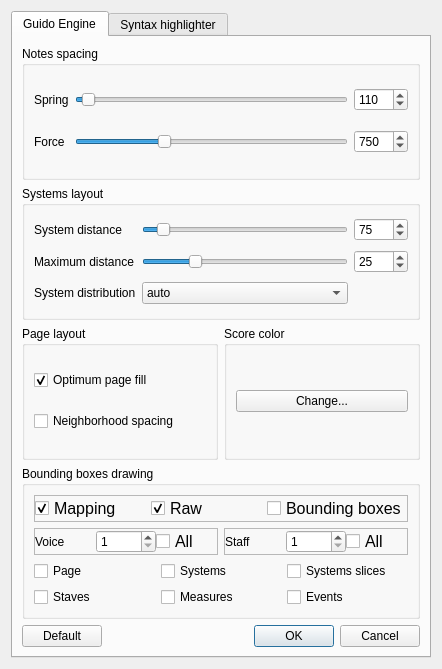
First picture: the form in Qt/GuidoEditor/rsc/setupDialog.ui, repository grame-cncm/guidolib, before the edit.
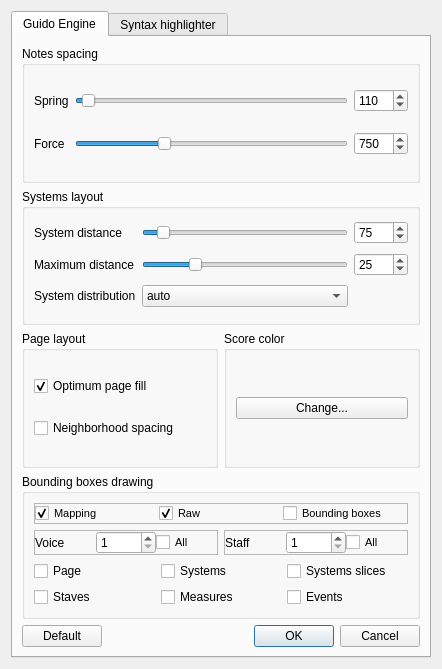
Second picture: the form after the edit.

Commit message: guidoeditor setup dialog changed on windows

```diff
--- a/Qt/GuidoEditor/rsc/setupDialog.ui
+++ b/Qt/GuidoEditor/rsc/setupDialog.ui
@@ -322,7 +322,7 @@
               <widget class="QCheckBox" name="fMapping">
                <property name="font">
                 <font>
-                 <pointsize>12</pointsize>
+                 <pointsize>8</pointsize>
                 </font>
                </property>
                <property name="text">
@@ -337,7 +337,7 @@
               <widget class="QCheckBox" name="fRawMapping">
                <property name="font">
                 <font>
-                 <pointsize>12</pointsize>
+                 <pointsize>8</pointsize>
                 </font>
                </property>
                <property name="text">
@@ -352,7 +352,7 @@
               <widget class="QCheckBox" name="fBoundingBoxes">
                <property name="font">
                 <font>
-                 <pointsize>12</pointsize>
+                 <pointsize>8</pointsize>
                 </font>
                </property>
                <property name="text">
@@ -401,7 +401,7 @@
                  </property>
                  <property name="font">
                   <font>
-                   <pointsize>12</pointsize>
+                   <pointsize>8</pointsize>
                   </font>
                  </property>
                  <property name="text">
@@ -448,7 +448,7 @@
                 <widget class="QCheckBox" name="fShowAllStaffsCheckBox">
                  <property name="font">
                   <font>
-                   <pointsize>12</pointsize>
+                   <pointsize>8</pointsize>
                   </font>
                  </property>
                  <property name="text">
```
